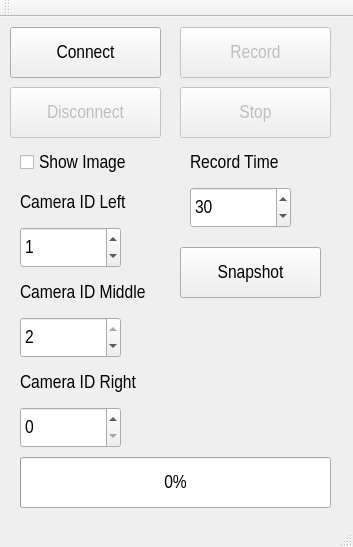
Above: mainwindow.ui from jefftsai8049/BeeObservationSystem_Record before the change. Below: the same form after it.
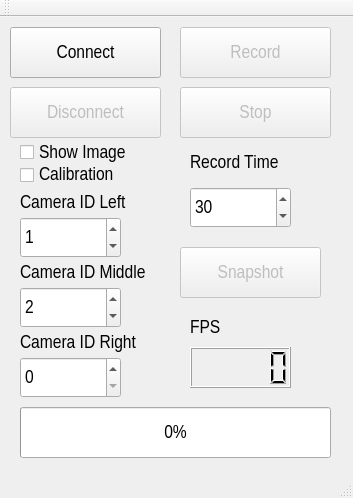
That is the form after the change. Icons and pictures are not drawn.

The edit to the form file:
```diff
--- a/mainwindow.ui
+++ b/mainwindow.ui
@@ -7,7 +7,7 @@
     <x>0</x>
     <y>0</y>
     <width>353</width>
-    <height>547</height>
+    <height>498</height>
    </rect>
   </property>
   <property name="font">
@@ -53,13 +53,13 @@
     <property name="geometry">
      <rect>
       <x>20</x>
-      <y>210</y>
+      <y>200</y>
       <width>101</width>
       <height>41</height>
      </rect>
     </property>
     <property name="maximum">
-     <number>2</number>
+     <number>4</number>
     </property>
     <property name="value">
      <number>1</number>
@@ -82,7 +82,7 @@
     <property name="geometry">
      <rect>
       <x>20</x>
-      <y>260</y>
+      <y>240</y>
       <width>131</width>
       <height>31</height>
      </rect>
@@ -95,13 +95,13 @@
     <property name="geometry">
      <rect>
       <x>20</x>
-      <y>300</y>
+      <y>270</y>
       <width>101</width>
       <height>41</height>
      </rect>
     </property>
     <property name="maximum">
-     <number>2</number>
+     <number>4</number>
     </property>
     <property name="value">
      <number>2</number>
@@ -111,7 +111,7 @@
     <property name="geometry">
      <rect>
       <x>20</x>
-      <y>350</y>
+      <y>310</y>
       <width>121</width>
       <height>31</height>
      </rect>
@@ -124,13 +124,13 @@
     <property name="geometry">
      <rect>
       <x>20</x>
-      <y>390</y>
+      <y>340</y>
       <width>101</width>
       <height>41</height>
      </rect>
     </property>
     <property name="maximum">
-     <number>2</number>
+     <number>4</number>
     </property>
     <property name="value">
      <number>0</number>
@@ -172,7 +172,7 @@
     <property name="geometry">
      <rect>
       <x>20</x>
-      <y>440</y>
+      <y>390</y>
       <width>311</width>
       <height>51</height>
      </rect>
@@ -217,6 +217,9 @@
     </property>
    </widget>
    <widget class="QPushButton" name="get_image_pushButton">
+    <property name="enabled">
+     <bool>false</bool>
+    </property>
     <property name="geometry">
      <rect>
       <x>180</x>
@@ -228,6 +231,16 @@
     <property name="text">
      <string>Snapshot</string>
     </property>
+    <property name="icon">
+     <iconset resource="icon.qrc">
+      <normaloff>:/icon/icon/icon/camera.png</normaloff>:/icon/icon/icon/camera.png</iconset>
+    </property>
+    <property name="iconSize">
+     <size>
+      <width>32</width>
+      <height>32</height>
+     </size>
+    </property>
    </widget>
    <widget class="QCheckBox" name="show_image_checkBox">
     <property name="enabled">
@@ -236,7 +249,7 @@
     <property name="geometry">
      <rect>
       <x>20</x>
-      <y>130</y>
+      <y>120</y>
       <width>151</width>
       <height>31</height>
      </rect>
@@ -245,6 +258,42 @@
      <string>Show Image</string>
     </property>
    </widget>
+   <widget class="QLabel" name="label_5">
+    <property name="geometry">
+     <rect>
+      <x>190</x>
+      <y>300</y>
+      <width>91</width>
+      <height>21</height>
+     </rect>
+    </property>
+    <property name="text">
+     <string>FPS</string>
+    </property>
+   </widget>
+   <widget class="QLCDNumber" name="fps_lcdNumber">
+    <property name="geometry">
+     <rect>
+      <x>190</x>
+      <y>330</y>
+      <width>101</width>
+      <height>41</height>
+     </rect>
+    </property>
+   </widget>
+   <widget class="QCheckBox" name="calibration_checkBox">
+    <property name="geometry">
+     <rect>
+      <x>20</x>
+      <y>150</y>
+      <width>111</width>
+      <height>16</height>
+     </rect>
+    </property>
+    <property name="text">
+     <string>Calibration</string>
+    </property>
+   </widget>
   </widget>
   <widget class="QMenuBar" name="menuBar">
    <property name="geometry">
```
Left out of the diff: 61 changed lines with no effect on the pictures.
